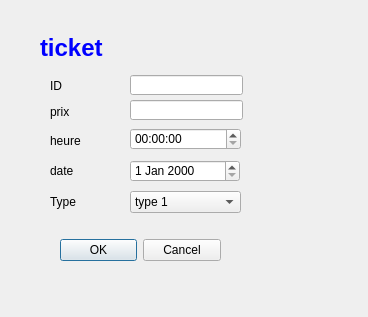
Above: add_ticket.ui from ramy25bh3/Pastry_Plus before the change. Below: the same form after it.
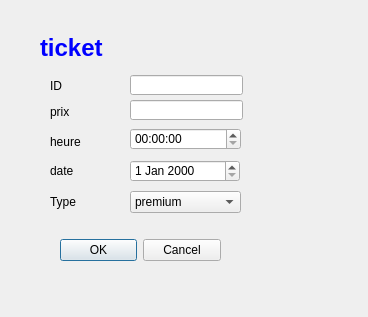
That is the form after the change.

What changed in the file:
```diff
--- a/add_ticket.ui
+++ b/add_ticket.ui
@@ -99,7 +99,7 @@
    </property>
    <item>
     <property name="text">
-     <string>type 1</string>
+     <string>premium</string>
     </property>
    </item>
    <item>
@@ -149,8 +149,8 @@
     <rect>
      <x>50</x>
      <y>134</y>
-     <width>47</width>
-     <height>14</height>
+     <width>61</width>
+     <height>16</height>
     </rect>
    </property>
    <property name="text">
```
Left out of the diff: 9 changed lines with no effect on the pictures.
